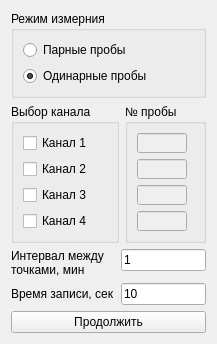
Above: startmeasurment.ui from krang4d/Agrekola before the change. Below: the same form after it.
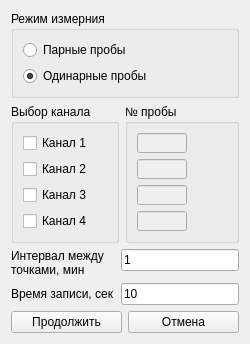
That is the form after the change.

Patch:
```diff
--- a/startmeasurment.ui
+++ b/startmeasurment.ui
@@ -6,8 +6,8 @@
    <rect>
     <x>0</x>
     <y>0</y>
-    <width>186</width>
-    <height>326</height>
+    <width>250</width>
+    <height>321</height>
    </rect>
   </property>
   <property name="sizePolicy">
@@ -200,6 +200,8 @@
     </layout>
    </item>
    <item>
+    <layout class="QHBoxLayout" name="horizontalLayout_3">
+     <item>
     <widget class="QPushButton" name="pushButton_next">
      <property name="text">
       <string>Продолжить</string>
@@ -209,6 +211,15 @@
      </property>
     </widget>
    </item>
+     <item>
+      <widget class="QPushButton" name="pushButton_cancel">
+       <property name="text">
+        <string>Отмена</string>
+       </property>
+      </widget>
+     </item>
+    </layout>
+   </item>
   </layout>
  </widget>
  <tabstops>
```
Left out of the diff: 1 changed line with no effect on the pictures. Lines whose indentation alone changed are shown as unchanged.
